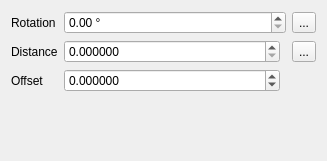
The window that src/ui/symbollayer/widget_linepatternfill.ui (carsmie/QGIS) describes before a commit, drawn with Qt 5.
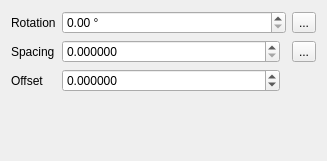
The same window after the commit. Custom widgets are drawn as their Qt base class.

Commit message: Use Spacing instead of Distance

Diff of the .ui file:
```diff
--- a/src/ui/symbollayer/widget_linepatternfill.ui
+++ b/src/ui/symbollayer/widget_linepatternfill.ui
@@ -31,7 +31,7 @@
    <item row="1" column="0">
     <widget class="QLabel" name="mDistanceLabel">
      <property name="text">
-      <string>Distance</string>
+      <string>Spacing</string>
      </property>
     </widget>
    </item>
```
Left out of the diff: 7 changed lines with no effect on the pictures.
